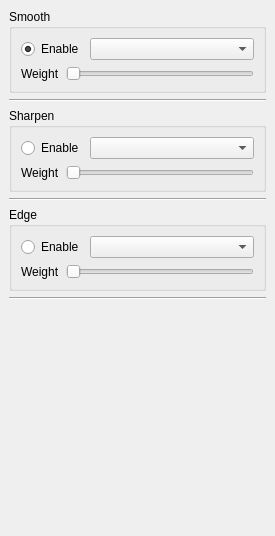
Old version of the form filtermenu.ui in the repository mattykakes/qcvTouchUp.
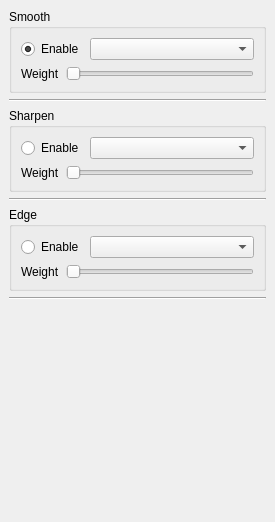
New version of the form. Icons and pictures are not drawn.

What changed in the file:
```diff
--- a/filtermenu.ui
+++ b/filtermenu.ui
@@ -7,11 +7,11 @@
     <x>0</x>
     <y>0</y>
     <width>275</width>
-    <height>536</height>
+    <height>522</height>
    </rect>
   </property>
   <property name="sizePolicy">
-   <sizepolicy hsizetype="Fixed" vsizetype="Expanding">
+   <sizepolicy hsizetype="Maximum" vsizetype="MinimumExpanding">
     <horstretch>0</horstretch>
     <verstretch>0</verstretch>
    </sizepolicy>
@@ -37,6 +37,12 @@
   <property name="frameShadow">
    <enum>QFrame::Plain</enum>
   </property>
+  <property name="verticalScrollBarPolicy">
+   <enum>Qt::ScrollBarAsNeeded</enum>
+  </property>
+  <property name="horizontalScrollBarPolicy">
+   <enum>Qt::ScrollBarAlwaysOff</enum>
+  </property>
   <property name="widgetResizable">
    <bool>true</bool>
   </property>
@@ -46,7 +52,7 @@
      <x>0</x>
      <y>0</y>
      <width>275</width>
-     <height>536</height>
+     <height>522</height>
     </rect>
    </property>
    <layout class="QVBoxLayout" name="verticalLayout">
```
